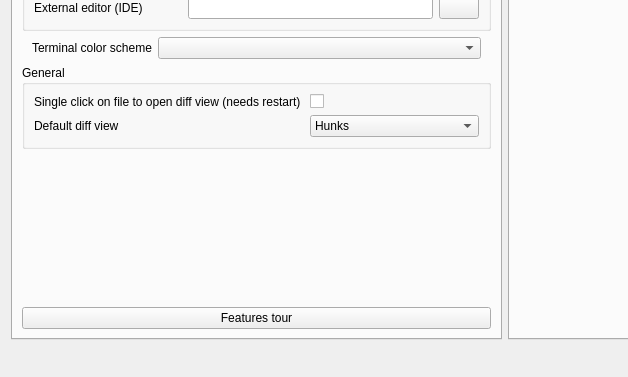
Old version of the form src/big_widgets/ConfigWidget.ui in the repository francescmm/GitQlient; both pictures show x 0 to 628 and y 356 to 733 of the 781 by 733 pixel window.
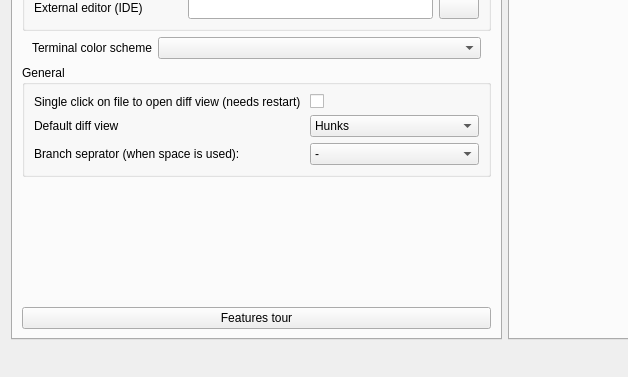
New version of the form. Icons and pictures are not drawn. Custom widgets are drawn as their Qt base class.

Commit message: 274 Replacing whitespace with '-' in branch name

Patch:
```diff
--- a/src/big_widgets/ConfigWidget.ui
+++ b/src/big_widgets/ConfigWidget.ui
@@ -430,6 +430,32 @@
                </item>
               </widget>
              </item>
+             <item row="2" column="1">
+              <widget class="QComboBox" name="cbBranchSeparator">
+               <item>
+                <property name="text">
+                 <string>-</string>
+                </property>
+               </item>
+               <item>
+                <property name="text">
+                 <string>_</string>
+                </property>
+               </item>
+               <item>
+                <property name="text">
+                 <string>/</string>
+                </property>
+               </item>
+              </widget>
+             </item>
+             <item row="2" column="0">
+              <widget class="QLabel" name="label_68">
+               <property name="text">
+                <string>Branch seprator (when space is used):</string>
+               </property>
+              </widget>
+             </item>
             </layout>
            </widget>
           </item>
```
Left out of the diff: 14 changed lines with no effect on the pictures. The commit also changes 3 other files.
